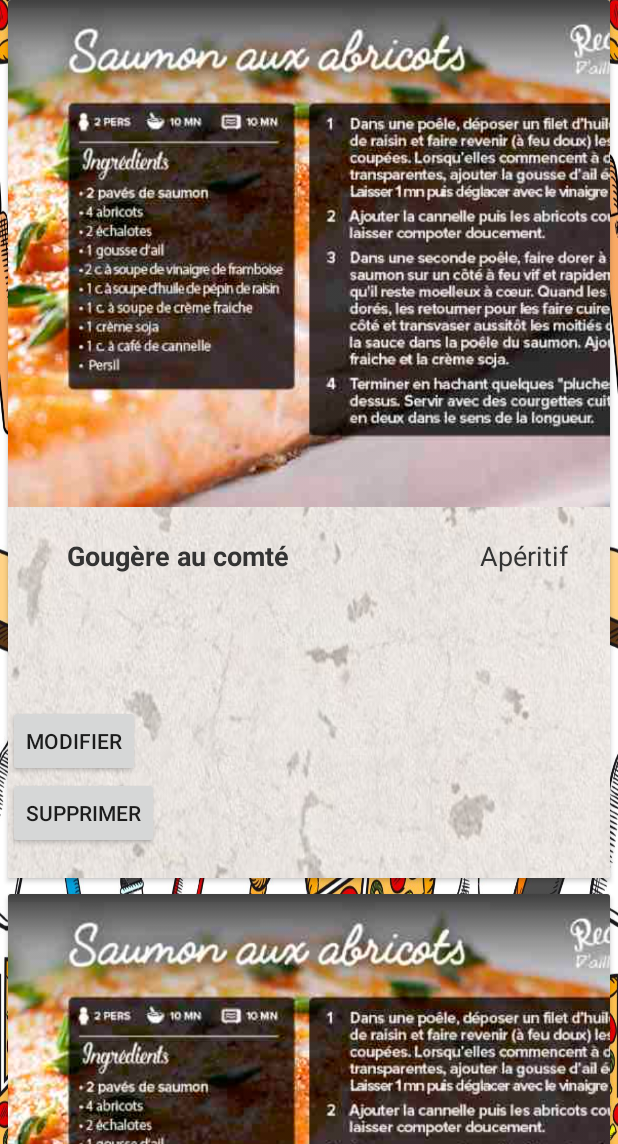
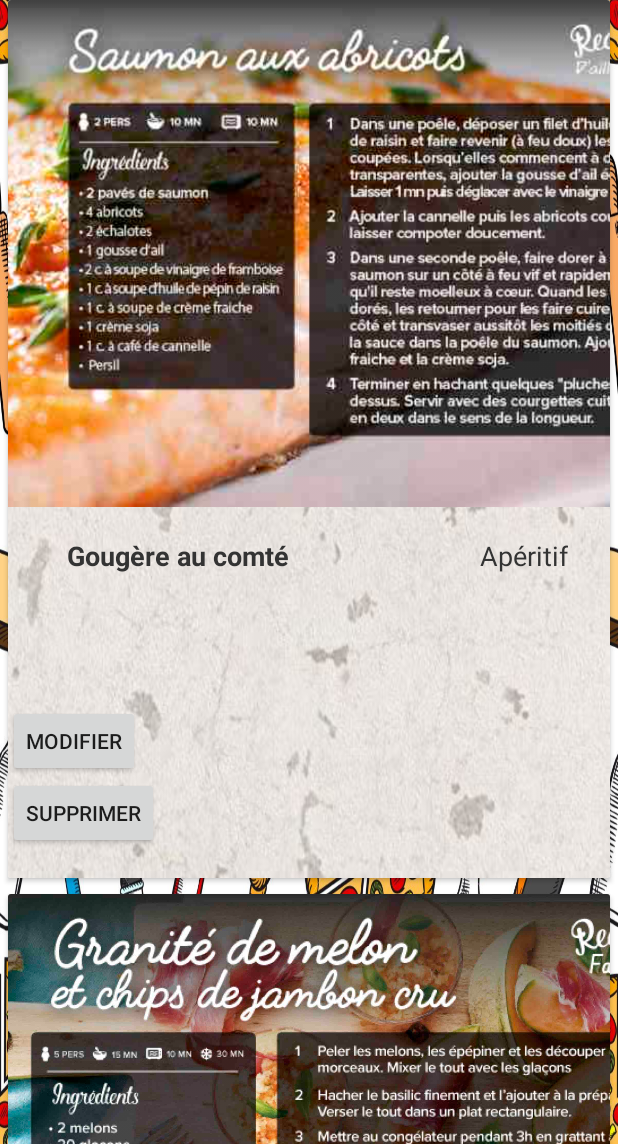
Before and after one commit to ferretpascal46/recipe_book, an Android app: the screen it shows after launch (MainActivity), on a phone screen of 412 x 824 dp, the part 92-1236 px from its top. Run offline under Robolectric (Android 15) with nearby library versions, the phone set to English and light mode, and no system bars; our stand-ins replace Picasso.

Commit message:
Commit affichage int

```diff
--- a/app/src/main/java/com/fr/ldnr/recipe_book/controllers/InsertActivity.java
+++ b/app/src/main/java/com/fr/ldnr/recipe_book/controllers/InsertActivity.java
@@ -48,8 +48,9 @@ public class InsertActivity extends AppCompatActivity {
                     et_error.setText(R.string.message_content1);
                 } else {
                     // insertion dans la database, méthode de DAORecipe
-                    boolean isInserted = dao.insertRecipe(new RecipeObject(et_recipe_name.getText().toString(), ""
-                            , et_recipe_category.getText().toString(), et_recipe_file.getText().toString()));
+                   // boolean isInserted = dao.insertRecipe(new RecipeObject(et_recipe_name.getText().toString(), ""
+                     //       , et_recipe_category.getText().toString(), et_recipe_file.getText().toString()));
+                    boolean isInserted = true;
 
                     // contrôle de l'insertion dans la database
                     if (isInserted==true)
--- a/app/src/main/java/com/fr/ldnr/recipe_book/dao/DAORecipe.java
+++ b/app/src/main/java/com/fr/ldnr/recipe_book/dao/DAORecipe.java
@@ -8,6 +8,7 @@ import android.database.SQLException;
 import android.database.sqlite.SQLiteDatabase;
 import android.util.Log;
 
+import com.fr.ldnr.recipe_book.R;
 import com.fr.ldnr.recipe_book.model.RecipeObject;
 import com.fr.ldnr.recipe_book.utils.DBHelper;
 
@@ -109,7 +110,7 @@ public class DAORecipe {
                     result.getString(1),
                     result.getString(2),
                     result.getString(3),
-                    result.getString(4))
+                    result.getInt(4))
             );
         }
 
@@ -137,7 +138,7 @@ public class DAORecipe {
                             result.getString(1),
                             result.getString(2),
                             result.getString(3),
-                            result.getString(4))
+                            result.getInt(4))
             );
         }
 
@@ -181,7 +182,7 @@ public class DAORecipe {
                             result.getString(1),
                             result.getString(2),
                             result.getString(3),
-                            result.getString(4))
+                            result.getInt(4))
             );
         }
 
@@ -232,15 +233,15 @@ public class DAORecipe {
     public boolean populateRecipe() {
         boolean complete = true;
         if (numbersOfRows() == 0) {
-            boolean isInserted0 = insertRecipe(new RecipeObject("Gougère au comté", "", "Apéritif", "ap_gougere_au_comte.jpg"));
+            boolean isInserted0 = insertRecipe(new RecipeObject("Gougère au comté", "", "Apéritif", R.drawable.saumon_abricots));
             //boolean isInserted0 = insertRecipe("Gougère au comté", "", "Apéritif", "ap_gougere_au_comte.jpg", 2, 1);
             if (!isInserted0) complete = false;
 
-            boolean isInserted1 = insertRecipe(new RecipeObject("Granité de melon et chips de jambon cru", "", "Apéritif", "ap_granitr_de_melon_cru.jpg"));
+            boolean isInserted1 = insertRecipe(new RecipeObject("Granité de melon et chips de jambon cru", "", "Apéritif", R.drawable.ap_granitr_de_melon_jambon_cru));
             //boolean isInserted1 = insertRecipe("Granité de melon et chips de jambon cru", "", "Apéritif", "ap_granitr_de_melon_cru.jpg", 3, 4);
             if (!isInserted1) complete = false;
 
-            boolean isInserted2 = insertRecipe(new RecipeObject("Madeleine courgettes chorizo", "", "Apéritif", "ap_madeleine_courgette_chorizo.jpg"));
+            boolean isInserted2 = insertRecipe(new RecipeObject("Madeleine courgettes chorizo", "", "Apéritif", R.drawable.ap_tapenade_thon));
             //boolean isInserted2 = insertRecipe("Madeleine courgettes chorizo", "", "Apéritif", "ap_madeleine_courgette_chorizo.jpg", 5, 6);
             if (!isInserted2) complete = false;
 
--- a/app/src/main/java/com/fr/ldnr/recipe_book/model/RecipeObject.java
+++ b/app/src/main/java/com/fr/ldnr/recipe_book/model/RecipeObject.java
@@ -5,18 +5,18 @@ public class RecipeObject {
     private String recipe_title;
     private String recipe_note;
     private String recipe_category;
-    private String recipe_file;
+    private int recipe_file;
 
 
 
-    public RecipeObject(int recipe_id, String recipe_title, String recipe_note, String recipe_category, String recipe_file) {
+    public RecipeObject(int recipe_id, String recipe_title, String recipe_note, String recipe_category, int recipe_file) {
         this.recipe_id = recipe_id;
         this.recipe_title = recipe_title;
         this.recipe_note = recipe_note;
         this.recipe_category = recipe_category;
         this.recipe_file = recipe_file;
     }
-    public RecipeObject( String recipe_title, String recipe_note, String recipe_category, String recipe_file) {
+    public RecipeObject( String recipe_title, String recipe_note, String recipe_category, int recipe_file) {
         this.recipe_id = 0;
         this.recipe_title = recipe_title;
         this.recipe_note = recipe_note;
@@ -56,11 +56,11 @@ public class RecipeObject {
         this.recipe_category = recipe_category;
     }
 
-    public String getRecipe_file() {
+    public int getRecipe_file() {
         return recipe_file;
     }
 
-    public void setRecipe_file(String recipe_file) {
+    public void setRecipe_file(int recipe_file) {
         this.recipe_file = recipe_file;
     }
 
--- a/app/src/main/java/com/fr/ldnr/recipe_book/utils/DBHelper.java
+++ b/app/src/main/java/com/fr/ldnr/recipe_book/utils/DBHelper.java
@@ -44,7 +44,7 @@ public class DBHelper extends SQLiteOpenHelper {
             + RECIPE_TITLE          + " TEXT,"
             + RECIPE_NOTE           + " TEXT,"
             + RECIPE_CATEGORY       + " TEXT,"
-            + RECIPE_FILE           + " TEXT"
+            + RECIPE_FILE           + " INTEGER"
             /*+ FK_RECIPE_ALIMENT_1   + " INTEGER"
             + FK_RECIPE_ALIMENT_2   + " INTEGER,"
 
--- a/app/src/main/java/com/fr/ldnr/recipe_book/viewHolder/MyViewHolder.java
+++ b/app/src/main/java/com/fr/ldnr/recipe_book/viewHolder/MyViewHolder.java
@@ -2,6 +2,8 @@ package com.fr.ldnr.recipe_book.viewHolder;
 
 import android.graphics.Bitmap;
 import android.graphics.BitmapFactory;
+import android.graphics.drawable.Drawable;
+import android.util.Log;
 import android.view.View;
 import android.widget.ImageView;
 import android.widget.TextView;
@@ -47,8 +49,9 @@ public class MyViewHolder extends RecyclerView.ViewHolder {
         imageView.setImageBitmap(image);
         textView_id.setText(String.valueOf(myObject.getRecipe_id()));
         //Picasso.with(imageView.getContext()).load("android.resource://com.fr.ldnr.recipe_book/ap_granitr_de_melon_cru.jpg").centerCrop().fit().into(imageView);
-
-        imageView.setImageResource(R.drawable.saumon_abricots);
+        Log.d("Fichier","good"+ R.drawable.saumon_abricots);
+        Log.d("Fichier","good"+ myObject.getRecipe_file());
+        imageView.setImageResource(myObject.getRecipe_file());
         //Picasso.with(imageView.getContext()).load(myObject.getRecipe_file()).centerCrop().fit().into(imageView);
     }
 }
```
